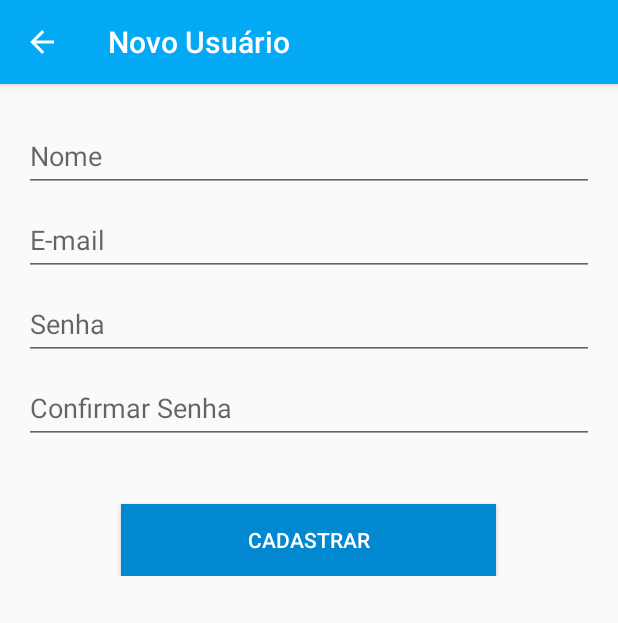
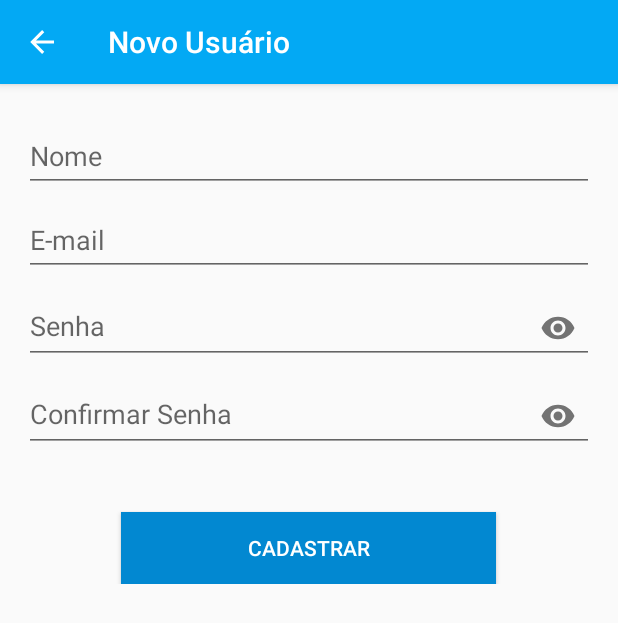
Before and after one commit to italofeitosa/my-movies-android, an Android app: the UserRegistrationActivity screen opened directly, with no data from a screen before it, on a phone screen of 412 x 824 dp. Shown: the top 623 px of the screen. Run offline under Robolectric (Android 15) with nearby library versions, the phone set to English and light mode, and no system bars; our stand-ins replace ButterKnife.

Commit message:
Show/hide password on user registration activity

```diff
--- a/app/src/main/res/layout/content_user_register.xml
+++ b/app/src/main/res/layout/content_user_register.xml
@@ -48,7 +48,8 @@
     <android.support.design.widget.TextInputLayout
         android:id="@+id/passwordLayout"
         android:layout_width="match_parent"
-        android:layout_height="wrap_content">
+        android:layout_height="wrap_content"
+        app:passwordToggleEnabled="true">
 
         <android.support.design.widget.TextInputEditText
             android:id="@+id/passwordField"
@@ -63,7 +64,8 @@
     <android.support.design.widget.TextInputLayout
         android:id="@+id/confirmPasswordLayout"
         android:layout_width="match_parent"
-        android:layout_height="wrap_content">
+        android:layout_height="wrap_content"
+        app:passwordToggleEnabled="true">
 
         <android.support.design.widget.TextInputEditText
             android:id="@+id/confirmPasswordField"
```
